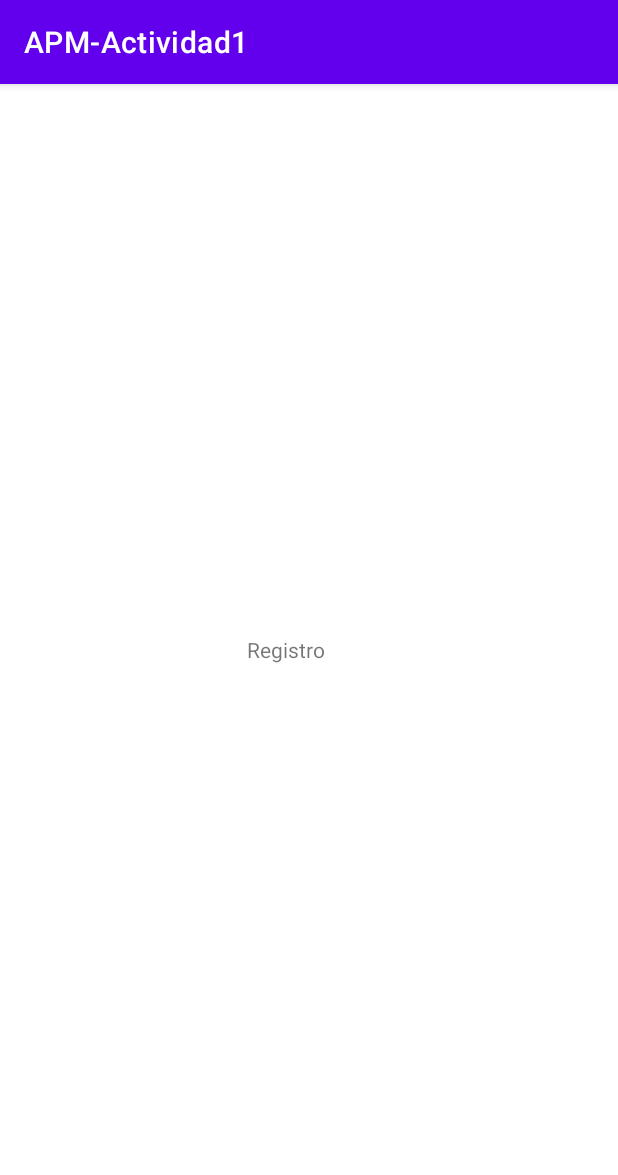
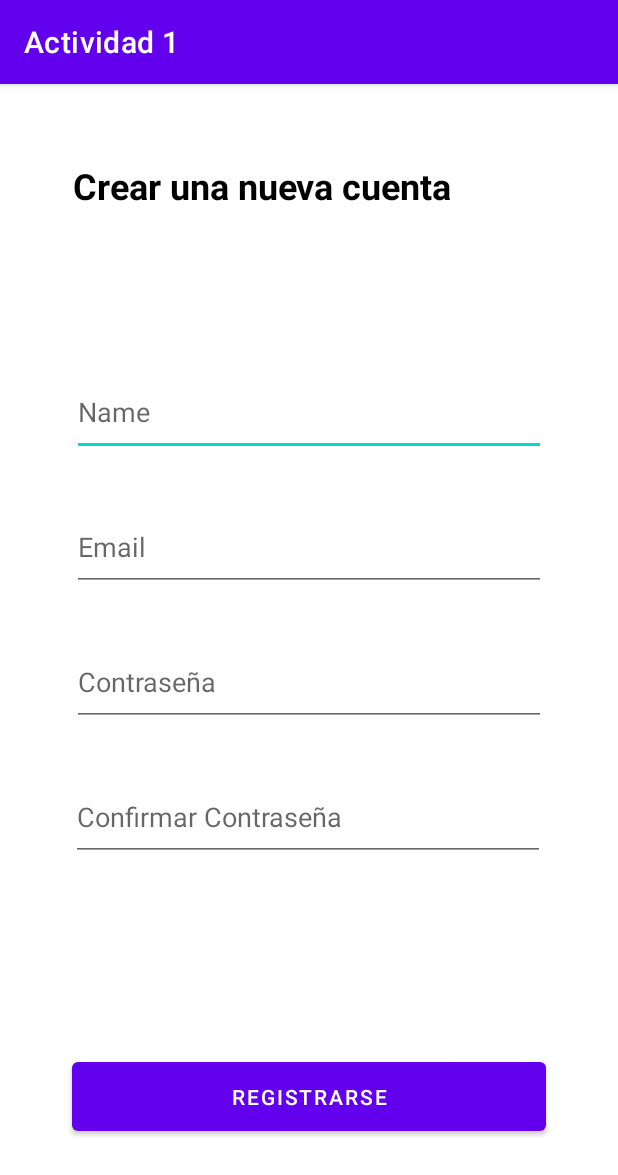
Before and after one commit to GabScarafia/APM-Actividad1, an Android app: the Registro screen opened directly, with no data from a screen before it, on a phone screen of 412 x 824 dp. Shown: the top 1175 px of the screen. Run offline under Robolectric (Android 15) with nearby library versions, the phone set to English and light mode, and no system bars.

Commit message:
Registro y algo bonito

```diff
--- a/app/src/main/AndroidManifest.xml
+++ b/app/src/main/AndroidManifest.xml
@@ -7,7 +7,7 @@
         android:dataExtractionRules="@xml/data_extraction_rules"
         android:fullBackupContent="@xml/backup_rules"
         android:icon="@mipmap/ic_launcher"
-        android:label="@string/app_name"
+        android:label="Actividad 1"
         android:supportsRtl="true"
         android:theme="@style/Theme.APMActividad1"
         tools:targetApi="31">
--- a/app/src/main/java/com/example/apm_actividad1/Registro.kt
+++ b/app/src/main/java/com/example/apm_actividad1/Registro.kt
@@ -1,13 +1,91 @@
 package com.example.apm_actividad1
 
 import android.os.Bundle
+import android.text.Editable
+import android.text.TextWatcher
+import android.widget.Button
+import android.widget.EditText
 import androidx.appcompat.app.AppCompatActivity
 
 
 class Registro: AppCompatActivity() {
 
-    override fun onCreate(savedInstanceState: Bundle?) {
+    private lateinit var editName: EditText
+    private lateinit var editEmail: EditText
+    private lateinit var editPassword: EditText
+    private lateinit var editConfirmPassword: EditText
+    private lateinit var buttonCreateAccount: Button
+
+    override fun onCreate(savedInstanceState: Bundle?)
+    {
         super.onCreate(savedInstanceState)
         setContentView(R.layout.activity_registro)
+        editName = findViewById(R.id.name)
+        editEmail = findViewById(R.id.email)
+        editPassword = findViewById(R.id.password)
+        editConfirmPassword = findViewById(R.id.confirmPassword)
+        buttonCreateAccount = findViewById(R.id.buttonCreateAccount)
+        buttonCreateAccount.setOnClickListener {
+            if (validateFields()) {
+                //Return to login screen hay que ver como pasar el nuevo usuario.
+                finish()
+            }
+        }
+        editPassword.addTextChangedListener(object : TextWatcher {
+            override fun beforeTextChanged(p0: CharSequence?, p1: Int, p2: Int, p3: Int) {
+            }
+            override fun onTextChanged(p0: CharSequence?, p1: Int, p2: Int, p3: Int) {
+            }
+            override fun afterTextChanged(s: Editable?) {
+                validatePassword()
+            }
+        })
+        editConfirmPassword.addTextChangedListener(object : TextWatcher {
+            override fun beforeTextChanged(p0: CharSequence?, p1: Int, p2: Int, p3: Int) {
+            }
+            override fun onTextChanged(p0: CharSequence?, p1: Int, p2: Int, p3: Int) {
+            }
+            override fun afterTextChanged(s: Editable?) {
+                validatePassword()
+            }
+        })
+    }
+    private fun validateFields(): Boolean
+    {
+        val name = editName.text.toString()
+        val email = editEmail.text.toString()
+        val password = editPassword.text.toString()
+        val confirmPassword = editConfirmPassword.text.toString()
+        if (name.isEmpty())
+        {
+            editName.error = "Name is required"
+            return false
+        }
+        if (email.isEmpty())
+        {
+            editEmail.error = "Email is required"
+            return false
+        }
+        if (password.length < 6)
+        {
+            editPassword.error = "Password must be at least 6 characters"
+            return false
+        }
+        if (password != confirmPassword)
+        {
+            editConfirmPassword.error = "Passwords do not match"
+            return false
+        }
+        return true
+    }
+    private fun validatePassword() {
+        val password = editPassword.text.toString()
+        val confirmPassword = editConfirmPassword.text.toString()
+
+        if (confirmPassword.isNotEmpty() && password != confirmPassword) {
+            editConfirmPassword.error = "Passwords do not match"
+        } else {
+            editConfirmPassword.error = null
+        }
     }
 }
--- a/app/src/main/res/layout/activity_registro.xml
+++ b/app/src/main/res/layout/activity_registro.xml
@@ -1,17 +1,80 @@
-<?xml version="1.0" encoding="utf-8"?>
 <androidx.constraintlayout.widget.ConstraintLayout xmlns:android="http://schemas.android.com/apk/res/android"
         xmlns:app="http://schemas.android.com/apk/res-auto"
         xmlns:tools="http://schemas.android.com/tools"
         android:layout_width="match_parent"
-    android:layout_height="match_parent">
+        android:layout_height="match_parent"
+        tools:context=".MainActivity">
 
         <TextView
-        android:id="@+id/textView2"
-        android:layout_width="83dp"
-        android:layout_height="34dp"
-        android:text="Registro"
+            android:id="@+id/textView3"
+            android:layout_width="317dp"
+            android:layout_height="43dp"
+            android:layout_marginTop="32dp"
+            android:layout_marginBottom="515dp"
+            android:gravity="left|center"
+            android:text="Crear una nueva cuenta"
+            android:textColor="@color/black"
+            android:textSize="24sp"
+            android:textStyle="bold"
             app:layout_constraintBottom_toBottomOf="parent"
             app:layout_constraintEnd_toEndOf="parent"
+            app:layout_constraintHorizontal_bias="0.511"
             app:layout_constraintStart_toStartOf="parent"
-        app:layout_constraintTop_toTopOf="parent" />
+            app:layout_constraintTop_toTopOf="parent"
+            app:layout_constraintVertical_bias="0.08" />
+
+        <EditText
+            android:id="@+id/name"
+            android:layout_width="316dp"
+            android:layout_height="58dp"
+            android:layout_marginBottom="32dp"
+            android:hint="Name"
+            app:layout_constraintBottom_toTopOf="@+id/email"
+            app:layout_constraintEnd_toEndOf="parent"
+            app:layout_constraintStart_toStartOf="parent" />
+
+        <EditText
+            android:id="@+id/email"
+            android:layout_width="316dp"
+            android:layout_height="58dp"
+            android:layout_marginBottom="32dp"
+            android:hint="Email"
+            android:inputType="textEmailAddress"
+            app:layout_constraintBottom_toTopOf="@+id/password"
+            app:layout_constraintEnd_toEndOf="parent"
+            app:layout_constraintStart_toStartOf="parent" />
+
+        <EditText
+            android:id="@+id/password"
+            android:layout_width="316dp"
+            android:layout_height="58dp"
+            android:layout_marginBottom="32dp"
+            android:hint="Contraseña"
+            android:inputType="textPassword"
+            app:layout_constraintBottom_toTopOf="@+id/confirmPassword"
+            app:layout_constraintEnd_toEndOf="parent"
+            app:layout_constraintStart_toStartOf="parent" />
+
+    <EditText
+        android:id="@+id/confirmPassword"
+        android:layout_width="316dp"
+        android:layout_height="58dp"
+        android:layout_marginBottom="128dp"
+        android:hint="Confirmar Contraseña"
+        android:inputType="textPassword"
+        app:layout_constraintBottom_toTopOf="@+id/buttonCreateAccount"
+        app:layout_constraintEnd_toEndOf="parent"
+        app:layout_constraintHorizontal_bias="0.494"
+        app:layout_constraintStart_toStartOf="parent" />
+
+    <Button
+            android:id="@+id/buttonCreateAccount"
+            android:layout_width="316dp"
+            android:layout_height="58dp"
+            android:layout_marginBottom="64dp"
+            android:text="Registrarse"
+            app:layout_constraintBottom_toBottomOf="parent"
+            app:layout_constraintEnd_toEndOf="parent"
+            app:layout_constraintStart_toStartOf="parent" />
+
     </androidx.constraintlayout.widget.ConstraintLayout>
```
Also changed, not shown: app/src/main/res/layout/activity_main.xml (+43 -38 lines). Lines whose indentation alone changed are shown as unchanged.
